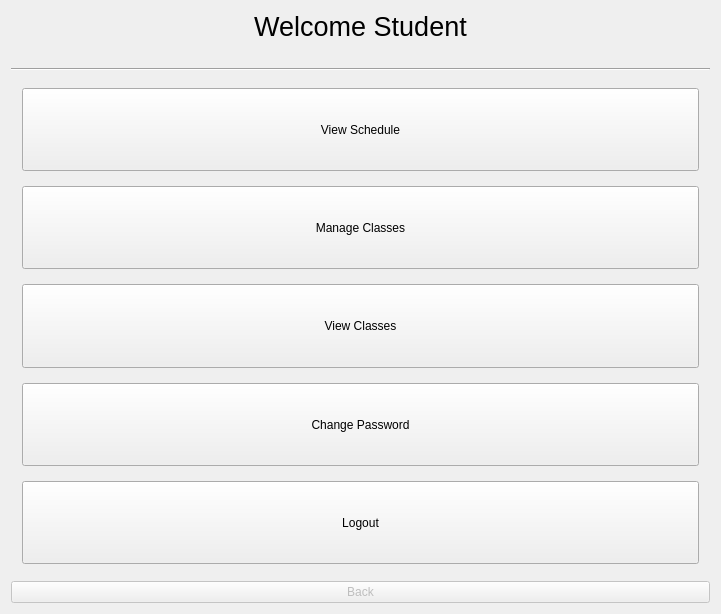
This is Form Files/studentView.ui in alixabahena/SIMS as Qt 5 draws it before an edit. The edited form follows.
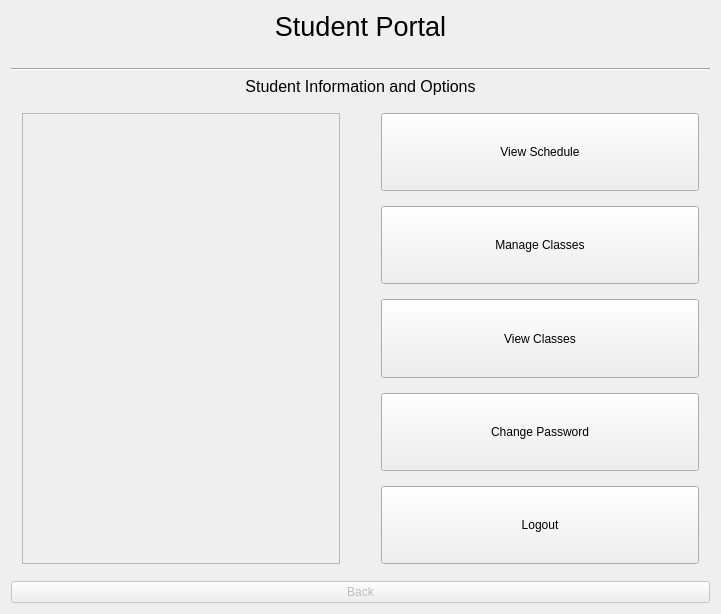
This is the edited form. The open tabs and pages were chosen to show the change.

Commit message: changed the layout of studentView to include a general information panel. changed the window title for studentview added entries to student database to include more information

The edit to the form file:
```diff
--- a/Form Files/studentView.ui
+++ b/Form Files/studentView.ui
@@ -27,7 +27,7 @@
         </font>
        </property>
        <property name="text">
-        <string>Welcome Student</string>
+        <string>Student Portal</string>
        </property>
        <property name="alignment">
         <set>Qt::AlignCenter</set>
@@ -51,6 +51,21 @@
        </property>
       </widget>
      </item>
+     <item>
+      <widget class="QLabel" name="label">
+       <property name="font">
+        <font>
+         <pointsize>12</pointsize>
+        </font>
+       </property>
+       <property name="text">
+        <string>Student Information and Options</string>
+       </property>
+       <property name="alignment">
+        <set>Qt::AlignCenter</set>
+       </property>
+      </widget>
+     </item>
      <item>
       <widget class="QStackedWidget" name="stackedWidget">
        <property name="currentIndex">
@@ -66,6 +81,63 @@
         <layout class="QVBoxLayout" name="verticalLayout_3">
          <item>
           <layout class="QHBoxLayout" name="horizontalLayout">
+           <item>
+            <widget class="QTextEdit" name="studentInfoBrowser">
+             <property name="enabled">
+              <bool>false</bool>
+             </property>
+             <property name="sizePolicy">
+              <sizepolicy hsizetype="Expanding" vsizetype="Expanding">
+               <horstretch>0</horstretch>
+               <verstretch>0</verstretch>
+              </sizepolicy>
+             </property>
+             <property name="font">
+              <font>
+               <pointsize>10</pointsize>
+               <weight>75</weight>
+               <bold>true</bold>
+              </font>
+             </property>
+             <property name="cursor" stdset="0">
+              <cursorShape>ArrowCursor</cursorShape>
+             </property>
+             <property name="contextMenuPolicy">
+              <enum>Qt::DefaultContextMenu</enum>
+             </property>
+             <property name="frameShape">
+              <enum>QFrame::StyledPanel</enum>
+             </property>
+             <property name="frameShadow">
+              <enum>QFrame::Plain</enum>
+             </property>
+             <property name="documentTitle">
+              <string>Student Information</string>
+             </property>
+             <property name="readOnly">
+              <bool>true</bool>
+             </property>
+             <property name="textInteractionFlags">
+              <set>Qt::NoTextInteraction</set>
+             </property>
+            </widget>
+           </item>
+           <item>
+            <spacer name="horizontalSpacer">
+             <property name="orientation">
+              <enum>Qt::Horizontal</enum>
+             </property>
+             <property name="sizeType">
+              <enum>QSizePolicy::Maximum</enum>
+             </property>
+             <property name="sizeHint" stdset="0">
+              <size>
+               <width>35</width>
+               <height>20</height>
+              </size>
+             </property>
+            </spacer>
+           </item>
            <item>
             <layout class="QVBoxLayout" name="verticalLayout">
              <property name="spacing">
@@ -74,7 +146,7 @@
              <item>
               <widget class="QPushButton" name="viewScheduleButton">
                <property name="sizePolicy">
-                <sizepolicy hsizetype="Minimum" vsizetype="Minimum">
+                <sizepolicy hsizetype="Expanding" vsizetype="Expanding">
                  <horstretch>0</horstretch>
                  <verstretch>0</verstretch>
                 </sizepolicy>
@@ -87,7 +159,7 @@
              <item>
               <widget class="QPushButton" name="manageClassesButton">
                <property name="sizePolicy">
-                <sizepolicy hsizetype="Minimum" vsizetype="Minimum">
+                <sizepolicy hsizetype="Expanding" vsizetype="Expanding">
                  <horstretch>0</horstretch>
                  <verstretch>0</verstretch>
                 </sizepolicy>
@@ -100,7 +172,7 @@
              <item>
               <widget class="QPushButton" name="viewClassesButton">
                <property name="sizePolicy">
-                <sizepolicy hsizetype="Minimum" vsizetype="Minimum">
+                <sizepolicy hsizetype="Expanding" vsizetype="Expanding">
                  <horstretch>0</horstretch>
                  <verstretch>0</verstretch>
                 </sizepolicy>
@@ -113,7 +185,7 @@
              <item>
               <widget class="QPushButton" name="pushButton">
                <property name="sizePolicy">
-                <sizepolicy hsizetype="Minimum" vsizetype="Minimum">
+                <sizepolicy hsizetype="Expanding" vsizetype="Expanding">
                  <horstretch>0</horstretch>
                  <verstretch>0</verstretch>
                 </sizepolicy>
@@ -126,7 +198,7 @@
              <item>
               <widget class="QPushButton" name="logoutButton">
                <property name="sizePolicy">
-                <sizepolicy hsizetype="Minimum" vsizetype="Minimum">
+                <sizepolicy hsizetype="Expanding" vsizetype="Expanding">
                  <horstretch>0</horstretch>
                  <verstretch>0</verstretch>
                 </sizepolicy>
```
Left out of the diff: 4 changed lines with no effect on the pictures. The commit also changes 6 other files.
